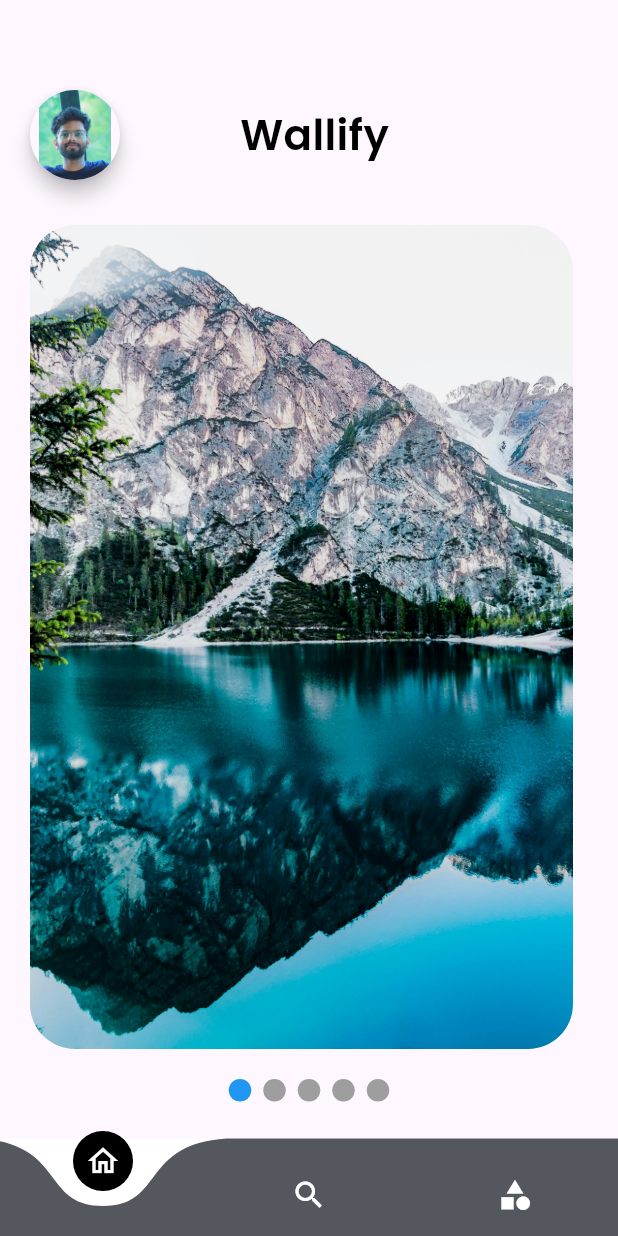
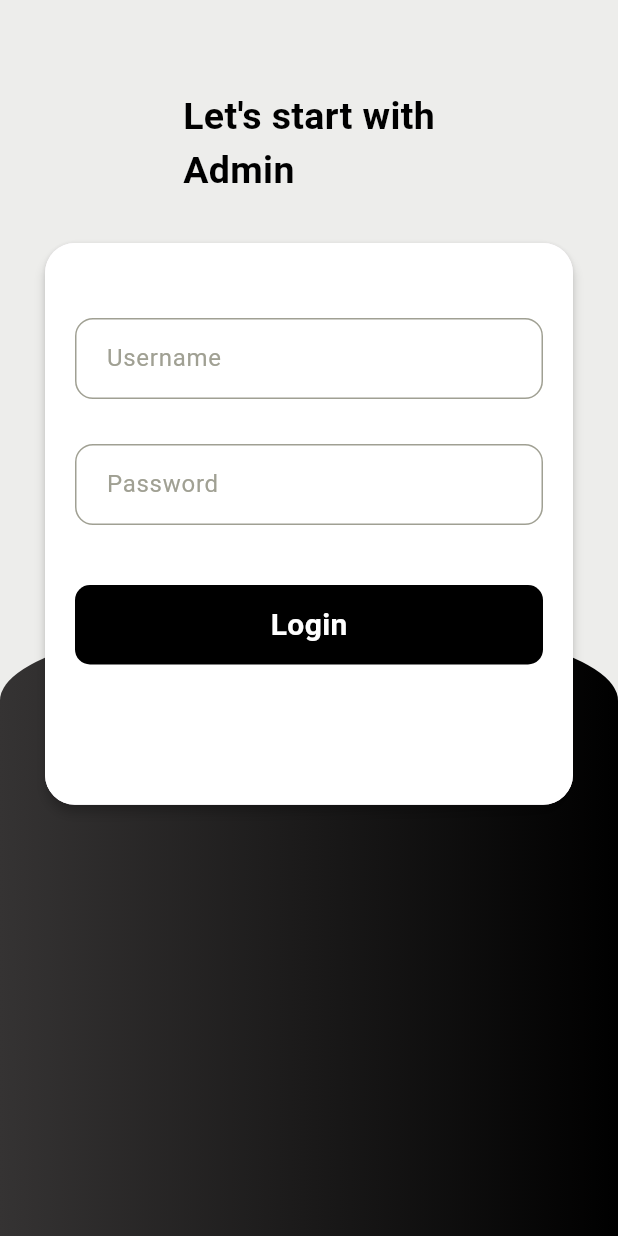
Before and after one commit to umeshtiwari02/Wallpaper-App, a Flutter app: the screen it shows after launch, on a phone screen of 412 x 824 dp. Run offline on Flutter 3.47's test engine with Material 2 defaults, Android fonts, the light colour scheme and no system bars; drawn by our look-alikes of carousel_slider, curved_navigation_bar, smooth_page_indicator; our stand-ins replace cached_network_image, firebase_core; accounts and stored records are empty.

Commit message:
admin page is updated

```diff
--- /dev/null
+++ b/lib/admin/admin_login.dart
@@ -0,0 +1,158 @@
+import 'package:flutter/material.dart';
+
+class AdminLogin extends StatefulWidget {
+  const AdminLogin({super.key});
+
+  @override
+  State<AdminLogin> createState() => _AdminLoginState();
+}
+
+class _AdminLoginState extends State<AdminLogin> {
+  final GlobalKey<FormState> _formKey = GlobalKey<FormState>();
+  TextEditingController userNameController = TextEditingController();
+
+  TextEditingController userPasswordController = TextEditingController();
+
+  @override
+  Widget build(BuildContext context) {
+    final width = MediaQuery.of(context).size.width;
+    final height = MediaQuery.of(context).size.height;
+    return Scaffold(
+      backgroundColor: Color(0xFFededeb),
+      body: Container(
+        child: Stack(
+          children: [
+            Container(
+              margin:
+                  EdgeInsets.only(top: MediaQuery.of(context).size.height / 2),
+              padding:
+                  const EdgeInsets.only(top: 45.0, left: 20.0, right: 20.0),
+              height: MediaQuery.of(context).size.height,
+              width: MediaQuery.of(context).size.width,
+              decoration: BoxDecoration(
+                  gradient: const LinearGradient(colors: [
+                    Color.fromARGB(255, 53, 51, 51),
+                    Colors.black,
+                  ], begin: Alignment.topLeft, end: Alignment.topRight),
+                  borderRadius: BorderRadius.vertical(
+                      top: Radius.elliptical(width, 110.0))),
+            ),
+            Container(
+              margin: EdgeInsets.only(left: 30.0, right: 30.0, top: 60),
+              child: Form(
+                  key: _formKey,
+                  child: Column(
+                    children: [
+                      Text(
+                        "Let's start with\nAdmin",
+                        style: TextStyle(
+                            color: Colors.black,
+                            fontSize: 25.0,
+                            fontWeight: FontWeight.bold),
+                      ),
+                      SizedBox(height: 30.0),
+                      Material(
+                        elevation: 3.0,
+                        borderRadius: BorderRadius.circular(20),
+                        child: Container(
+                          height: height / 2.2,
+                          decoration: BoxDecoration(
+                            color: Colors.white,
+                            borderRadius: BorderRadius.circular(20),
+                          ),
+                          child: Column(
+                            children: [
+                              SizedBox(height: 50),
+                              Container(
+                                padding: EdgeInsets.only(
+                                    left: 20.0, bottom: 2.0, top: 2.0),
+                                margin: EdgeInsets.symmetric(horizontal: 20),
+                                decoration: BoxDecoration(
+                                    border: Border.all(
+                                      color: Color.fromARGB(255, 160, 160, 147),
+                                    ),
+                                    borderRadius: BorderRadius.circular(12)),
+                                child: Center(
+                                  child: TextFormField(
+                                    controller: userNameController,
+                                    validator: (value) {
+                                      if (value == null || value.isEmpty) {
+                                        return 'Please Enter Username';
+                                      }
+                                    },
+                                    decoration: InputDecoration(
+                                        border: InputBorder.none,
+                                        hintText: 'Username',
+                                        hintStyle: TextStyle(
+                                          color: Color.fromARGB(
+                                              255, 160, 160, 147),
+                                        )),
+                                  ),
+                                ),
+                              ),
+                              SizedBox(height: 30),
+                              Container(
+                                padding: EdgeInsets.only(
+                                    left: 20.0, bottom: 2.0, top: 2.0),
+                                margin: EdgeInsets.symmetric(horizontal: 20),
+                                decoration: BoxDecoration(
+                                    border: Border.all(
+                                      color: Color.fromARGB(255, 160, 160, 147),
+                                    ),
+                                    borderRadius: BorderRadius.circular(12)),
+                                child: Center(
+                                  child: TextFormField(
+                                    controller: userPasswordController,
+                                    validator: (value) {
+                                      if (value == null || value.isEmpty) {
+                                        return 'Please Enter Password';
+                                      }
+                                    },
+                                    decoration: InputDecoration(
+                                        border: InputBorder.none,
+                                        hintText: 'Password',
+                                        hintStyle: TextStyle(
+                                          color: Color.fromARGB(
+                                              255, 160, 160, 147),
+                                        )),
+                                  ),
+                                ),
+                              ),
+                              SizedBox(height: 40.0),
+                              GestureDetector(
+                                onTap: () {
+
+                                },
+                                child: Container(
+                                  padding: EdgeInsets.symmetric(vertical: 12.0),
+                                  margin: EdgeInsets.symmetric(horizontal: 20.0),
+                                  width: width,
+                                  decoration: BoxDecoration(
+                                    color: Colors.black,
+                                    borderRadius: BorderRadius.circular(10),
+                                  ),
+                                  child: Center(
+                                    child: Text(
+                                      "Login",
+                                      style: TextStyle(
+                                        color: Colors.white,
+                                        fontSize: 20.0,
+                                        fontWeight: FontWeight.bold,
+                                      ),
+                                    ),
+                                  ),
+                                ),
+                              )
+                            ],
+                          ),
+                        ),
+                      )
+                    ],
+                  )),
+            )
+          ],
+        ),
+      ),
+    );
+  }
+}
--- a/lib/main.dart
+++ b/lib/main.dart
@@ -1,3 +1,4 @@
+import 'package:chat_practice/admin/admin_login.dart';
 import 'package:chat_practice/pages/bottom_nav.dart';
 import 'package:chat_practice/pages/home.dart';
 import 'package:firebase_core/firebase_core.dart';
@@ -21,7 +22,7 @@ class MyApp extends StatelessWidget {
         colorScheme: ColorScheme.fromSeed(seedColor: Colors.deepPurple),
         useMaterial3: true,
       ),
-      home: BottomNav(),
+      home: AdminLogin(),
     );
   }
 }
```
